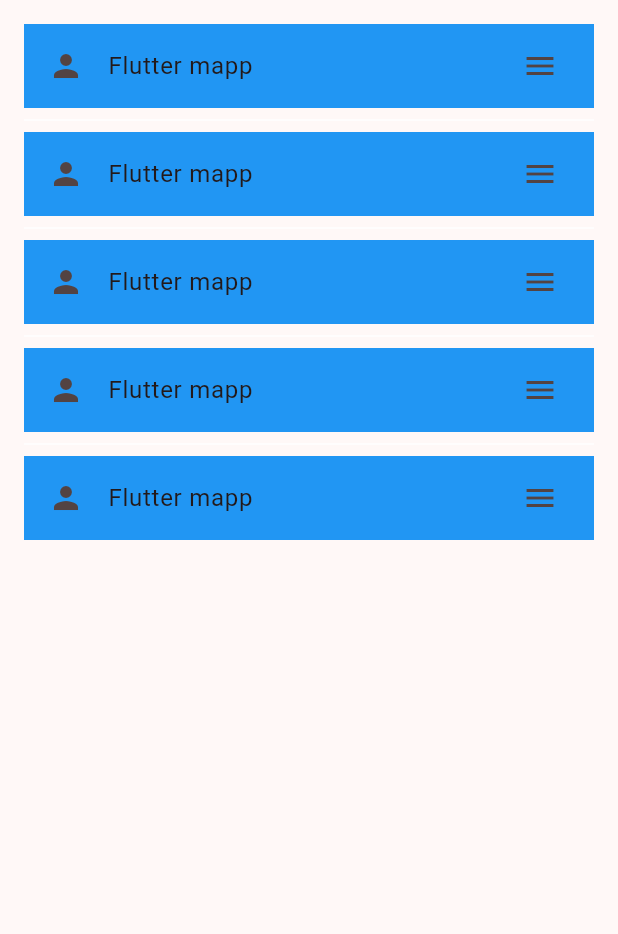
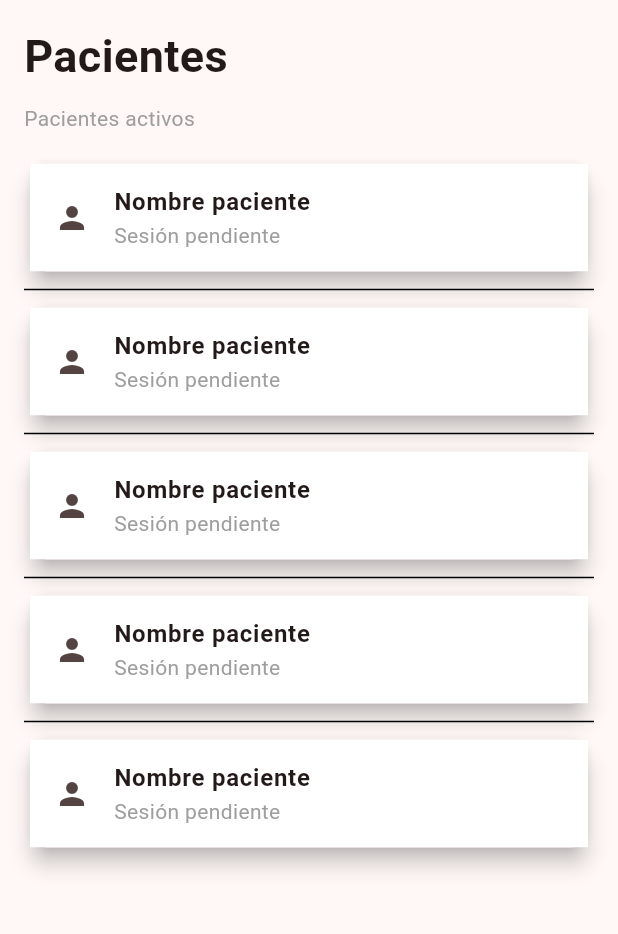
Before and after one commit to danielmnz/therafy_app, a Flutter app: the screen it shows after launch, after a tap on "Pacientes", on a phone screen of 412 x 824 dp, the part 120-1054 px from its top. Run offline on Flutter 3.47's test engine with Material 3 defaults, Android fonts, the phone set to English and light mode, and no system bars; our stand-ins replace table_calendar; missing offline and left inert: group_list_view.

Commit message:
splash screen, avance patientscreen

```diff
--- a/lib/main.dart
+++ b/lib/main.dart
@@ -1,5 +1,6 @@
 import 'package:flutter/material.dart';
 import 'package:therafy_app/ui/screens/home_screen.dart';
+import 'package:therafy_app/ui/screens/splash_screen.dart';
 import 'package:therafy_app/ui/widgets/bottom_navigation.dart';
 
 void main() {
@@ -22,7 +23,8 @@ class MyApp extends StatelessWidget {
         ),
       ),
       debugShowCheckedModeBanner: false, //quitar el debug de la esquina
-      home: const NavigationScreenBottom(),
+      //home: const NavigationScreenBottom(),
+      home: const SplashScreen(),
     );
   }
 }
--- a/lib/ui/screens/patient2_screen.dart
+++ b/lib/ui/screens/patient2_screen.dart
@@ -22,7 +22,29 @@ class Patient2Screen extends StatelessWidget {
       ),
       body: Padding(
         padding: const EdgeInsets.all(16.0),
-        child: WidgetListView(), //tunearlo para ponerle más cosas además de la lista
+        child: Column(
+          crossAxisAlignment: CrossAxisAlignment.start, //que no esté al medio xd
+          children: [
+            Text(
+              "Pacientes",
+              style: TextStyle(
+                fontSize: 30,
+                fontWeight: FontWeight.bold,
+              ),
+            ),
+            SizedBox(height: 10),
+            Text(
+              "Pacientes activos",
+              style: TextStyle(color: Colors.grey),
+            ),
+            SizedBox(height: 16),
+
+            Expanded(
+              child: WidgetListView(),
+            ),
+
+          ],
+        ), //tunearlo para ponerle más cosas además de la lista
       ),
     );
   }
--- /dev/null
+++ b/lib/ui/screens/splash_screen.dart
@@ -0,0 +1,40 @@
+import 'package:flutter/material.dart';
+import 'dart:async'; //pubdev
+import 'package:therafy_app/ui/widgets/bottom_navigation.dart';
+
+class SplashScreen extends StatefulWidget {
+  const SplashScreen({super.key});
+
+  @override
+  State<SplashScreen> createState() => _SplashScreenState();
+}
+
+class _SplashScreenState extends State<SplashScreen> {
+  @override
+  void initState() {
+    super.initState();
+    _startSplash();
+  }
+
+  Future<void> _startSplash() async {
+    await Future.delayed(const Duration(seconds: 3));
+
+    //cambio de pantalla
+    Navigator.pushReplacement(
+      context,
+      MaterialPageRoute(builder: (_) => const NavigationScreenBottom(),)
+    );
+  }
+
+  @override
+  Widget build(BuildContext context) {
+    return Scaffold(
+      body: Center(
+        child: Image.asset(
+          'assets/images/logo2.png',
+          width: 200,
+        ),
+      ),
+    );
+  }
+}
--- a/lib/ui/widgets/listviewwidget.dart
+++ b/lib/ui/widgets/listviewwidget.dart
@@ -1,23 +1,32 @@
 import 'package:flutter/material.dart';
+
 
 class WidgetListView extends StatelessWidget {
   const WidgetListView({super.key});
-
   @override
   Widget build(BuildContext context) {
     return ListView.separated(
       itemCount: 5,
       itemBuilder: (BuildContext context, int index) {
-        return ListTile(
-          title: const Text("Flutter mapp"),
-          tileColor: Colors.blue,
+        return Card(
+          elevation: 6,
+          child: ListTile(
+          title: Text(
+            "Nombre paciente",
+            style: TextStyle(fontWeight: FontWeight.bold),
+          ),
+          subtitle: Text(
+            "Sesión pendiente",
+            style: TextStyle(color: Colors.grey),
+          ),
+          tileColor: Colors.white,
           onTap: () {},
-          leading: const Icon(Icons.person),
-          trailing: const Icon(Icons.menu),
+          leading: Icon(Icons.person),
+          ),
         );
       },
       separatorBuilder: (BuildContext context, int index) => const Divider(
-        color: Colors.white,
+        color: Colors.black,
       ),
     );
   }
--- a/pubspec.yaml
+++ b/pubspec.yaml
@@ -38,6 +38,7 @@ dependencies:
   table_calendar: ^3.2.0
 
   group_list_view: ^1.1.1
+  flutter_splash_screen: ^4.0.0
 
 dev_dependencies:
   flutter_test:
```
Also changed, not shown: pubspec.lock.
